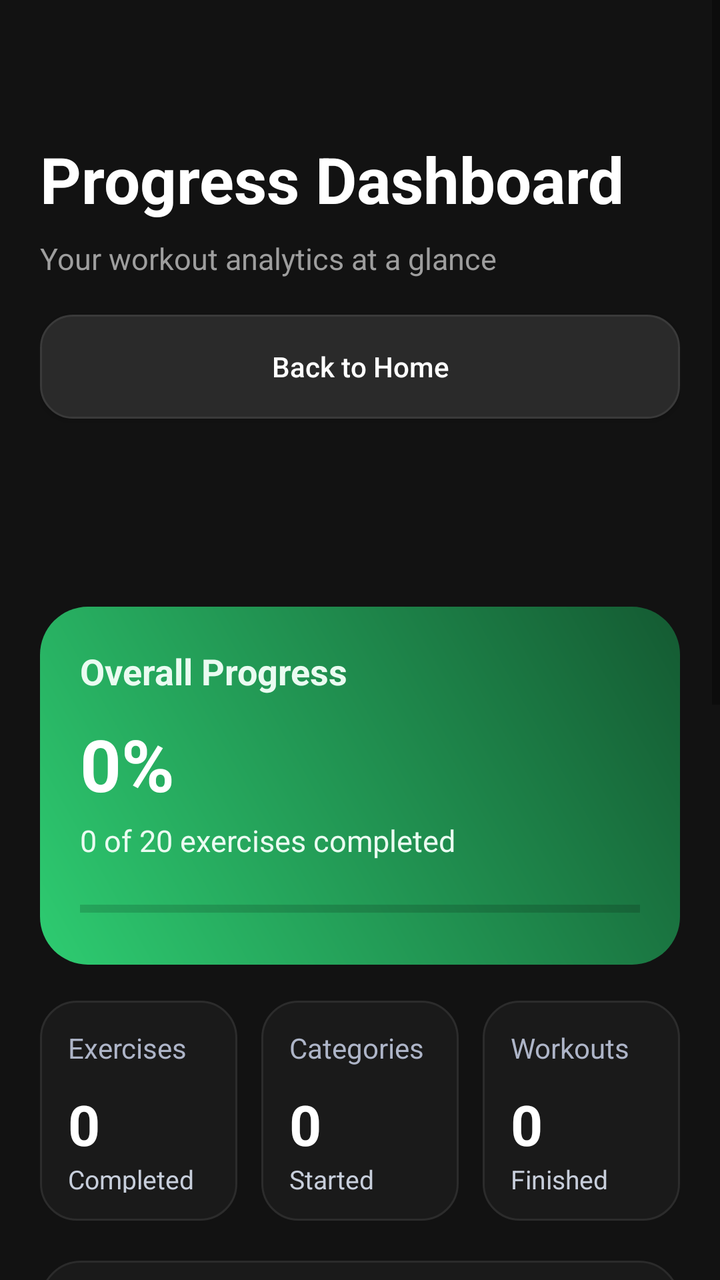
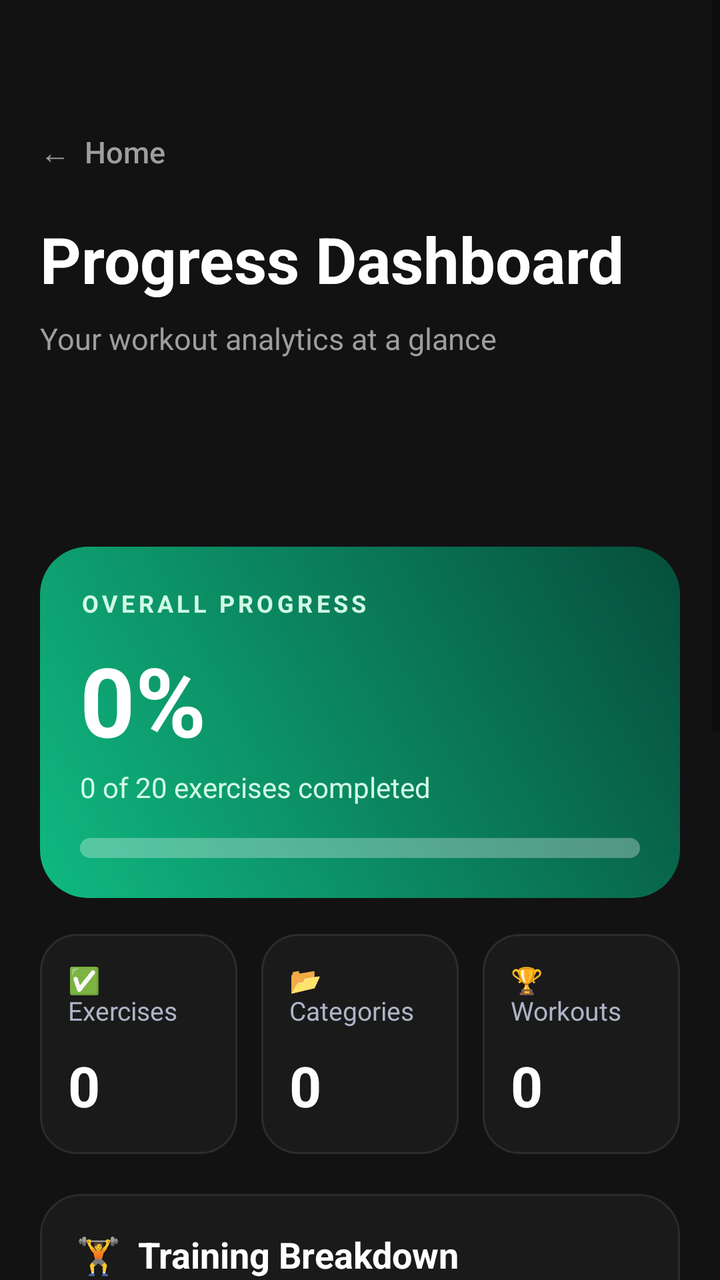

Before-and-after screenshots of an Android layout around one commit, followed by the original layout XML and the change that was made.
<!-- AndroidManifest.xml: application theme Theme.GymFlow -->
<!-- res/layout/activity_progress.xml -->
<?xml version="1.0" encoding="utf-8"?>
<ScrollView xmlns:android="http://schemas.android.com/apk/res/android"
    android:layout_width="match_parent"
    android:layout_height="match_parent"
    android:background="@color/background">

    <LinearLayout
        android:layout_width="match_parent"
        android:layout_height="wrap_content"
        android:orientation="vertical"
        android:padding="20dp">

        <TextView
            android:id="@+id/tvProgressTitle"
            android:layout_width="wrap_content"
            android:layout_height="wrap_content"
            android:layout_marginTop="48dp"
            android:text="Progress Dashboard"
            android:textColor="#FFFFFF"
            android:textSize="32sp"
            android:textStyle="bold" />

        <TextView
            android:layout_width="wrap_content"
            android:layout_height="wrap_content"
            android:layout_marginTop="8dp"
            android:text="Your workout analytics at a glance"
            android:textColor="#9E9E9E"
            android:textSize="15sp" />

        <Button
            android:id="@+id/btnBackHomeFromProgress"
            android:layout_width="match_parent"
            android:layout_height="52dp"
            android:layout_marginTop="18dp"
            android:background="@drawable/secondary_button_bg"
            android:text="Back to Home"
            android:textAllCaps="false"
            android:textColor="#FFFFFF" />

        
        <ProgressBar
            android:id="@+id/pbDashboardLoading"
            android:layout_width="wrap_content"
            android:layout_height="wrap_content"
            android:layout_gravity="center_horizontal"
            android:layout_marginTop="24dp"
            android:indeterminateTint="@color/accent" />

        
        <LinearLayout
            android:layout_width="match_parent"
            android:layout_height="wrap_content"
            android:layout_marginTop="22dp"
            android:background="@drawable/hero_panel_bg"
            android:orientation="vertical"
            android:padding="20dp">

            <TextView
                android:layout_width="wrap_content"
                android:layout_height="wrap_content"
                android:text="Overall Progress"
                android:textColor="@color/text_on_accent"
                android:textSize="18sp"
                android:textStyle="bold" />

            <TextView
                android:id="@+id/tvHeroPercent"
                android:layout_width="wrap_content"
                android:layout_height="wrap_content"
                android:layout_marginTop="10dp"
                android:text="0%"
                android:textColor="#FFFFFF"
                android:textSize="36sp"
                android:textStyle="bold" />

            <TextView
                android:id="@+id/tvHeroSubtext"
                android:layout_width="wrap_content"
                android:layout_height="wrap_content"
                android:layout_marginTop="4dp"
                android:text="0 of 20 exercises completed"
                android:textColor="@color/text_on_accent"
                android:textSize="15sp" />

            <ProgressBar
                android:id="@+id/progressOverall"
                style="?android:attr/progressBarStyleHorizontal"
                android:layout_width="match_parent"
                android:layout_height="wrap_content"
                android:layout_marginTop="16dp"
                android:progressTint="#FFFFFF" />
        </LinearLayout>

        
        <LinearLayout
            android:layout_width="match_parent"
            android:layout_height="wrap_content"
            android:layout_marginTop="18dp"
            android:orientation="horizontal">

            <LinearLayout
                android:layout_width="0dp"
                android:layout_height="110dp"
                android:layout_marginEnd="8dp"
                android:layout_weight="1"
                android:background="@drawable/stat_card_bg"
                android:orientation="vertical"
                android:padding="14dp">

                <TextView
                    android:layout_width="wrap_content"
                    android:layout_height="wrap_content"
                    android:text="Exercises"
                    android:textColor="#AEB5C8"
                    android:textSize="14sp" />

                <TextView
                    android:id="@+id/tvExercisesCompletedValue"
                    android:layout_width="wrap_content"
                    android:layout_height="wrap_content"
                    android:layout_marginTop="10dp"
                    android:text="0"
                    android:textColor="#FFFFFF"
                    android:textSize="28sp"
                    android:textStyle="bold" />

                <TextView
                    android:layout_width="wrap_content"
                    android:layout_height="wrap_content"
                    android:text="Completed"
                    android:textColor="#C7CEDB"
                    android:textSize="13sp" />
            </LinearLayout>

            <LinearLayout
                android:layout_width="0dp"
                android:layout_height="110dp"
                android:layout_marginStart="4dp"
                android:layout_marginEnd="4dp"
                android:layout_weight="1"
                android:background="@drawable/stat_card_bg"
                android:orientation="vertical"
                android:padding="14dp">

                <TextView
                    android:layout_width="wrap_content"
                    android:layout_height="wrap_content"
                    android:text="Categories"
                    android:textColor="#AEB5C8"
                    android:textSize="14sp" />

                <TextView
                    android:id="@+id/tvCategoriesStartedValue"
                    android:layout_width="wrap_content"
                    android:layout_height="wrap_content"
                    android:layout_marginTop="10dp"
                    android:text="0"
                    android:textColor="#FFFFFF"
                    android:textSize="28sp"
                    android:textStyle="bold" />

                <TextView
                    android:layout_width="wrap_content"
                    android:layout_height="wrap_content"
                    android:text="Started"
                    android:textColor="#C7CEDB"
                    android:textSize="13sp" />
            </LinearLayout>

            <LinearLayout
                android:layout_width="0dp"
                android:layout_height="110dp"
                android:layout_marginStart="8dp"
                android:layout_weight="1"
                android:background="@drawable/stat_card_bg"
                android:orientation="vertical"
                android:padding="14dp">

                <TextView
                    android:layout_width="wrap_content"
                    android:layout_height="wrap_content"
                    android:text="Workouts"
                    android:textColor="#AEB5C8"
                    android:textSize="14sp" />

                <TextView
                    android:id="@+id/tvWorkoutsFinishedValue"
                    android:layout_width="wrap_content"
                    android:layout_height="wrap_content"
                    android:layout_marginTop="10dp"
                    android:text="0"
                    android:textColor="#FFFFFF"
                    android:textSize="28sp"
                    android:textStyle="bold" />

                <TextView
                    android:layout_width="wrap_content"
                    android:layout_height="wrap_content"
                    android:text="Finished"
                    android:textColor="#C7CEDB"
                    android:textSize="13sp" />
            </LinearLayout>
        </LinearLayout>

        
        <LinearLayout
            android:layout_width="match_parent"
            android:layout_height="wrap_content"
            android:layout_marginTop="20dp"
            android:background="@drawable/screen_panel_bg"
            android:orientation="vertical"
            android:padding="18dp">

            <TextView
                android:layout_width="wrap_content"
                android:layout_height="wrap_content"
                android:text="🏋️  Training Breakdown"
                android:textColor="#FFFFFF"
                android:textSize="18sp"
                android:textStyle="bold" />

            
            <TextView
                android:layout_width="wrap_content"
                android:layout_height="wrap_content"
                android:layout_marginTop="16dp"
                android:text="Upper Body"
                android:textColor="#DADADA"
                android:textSize="15sp" />

            <TextView
                android:id="@+id/tvUpperBodyValue"
                android:layout_width="wrap_content"
                android:layout_height="wrap_content"
                android:text="0 / 4"
                android:textColor="#9E9E9E"
                android:textSize="13sp" />

            <ProgressBar
                android:id="@+id/pbUpperBody"
                style="?android:attr/progressBarStyleHorizontal"
                android:layout_width="match_parent"
                android:layout_height="wrap_content"
                android:progressTint="@color/accent" />

            
            <TextView
                android:layout_width="wrap_content"
                android:layout_height="wrap_content"
                android:layout_marginTop="14dp"
                android:text="Lower Body"
                android:textColor="#DADADA"
                android:textSize="15sp" />

            <TextView
                android:id="@+id/tvLowerBodyValue"
                android:layout_width="wrap_content"
                android:layout_height="wrap_content"
                android:text="0 / 4"
                android:textColor="#9E9E9E"
                android:textSize="13sp" />

            <ProgressBar
                android:id="@+id/pbLowerBody"
                style="?android:attr/progressBarStyleHorizontal"
                android:layout_width="match_parent"
                android:layout_height="wrap_content"
                android:progressTint="@color/accent" />

            
            <TextView
                android:layout_width="wrap_content"
                android:layout_height="wrap_content"
                android:layout_marginTop="14dp"
                android:text="Push"
                android:textColor="#DADADA"
                android:textSize="15sp" />

            <TextView
                android:id="@+id/tvPushValue"
                android:layout_width="wrap_content"
                android:layout_height="wrap_content"
                android:text="0 / 4"
                android:textColor="#9E9E9E"
                android:textSize="13sp" />

            <ProgressBar
                android:id="@+id/pbPush"
                style="?android:attr/progressBarStyleHorizontal"
                android:layout_width="match_parent"
                android:layout_height="wrap_content"
                android:progressTint="@color/accent" />

            
            <TextView
                android:layout_width="wrap_content"
                android:layout_height="wrap_content"
                android:layout_marginTop="14dp"
                android:text="Pull"
                android:textColor="#DADADA"
                android:textSize="15sp" />

            <TextView
                android:id="@+id/tvPullValue"
                android:layout_width="wrap_content"
                android:layout_height="wrap_content"
                android:text="0 / 4"
                android:textColor="#9E9E9E"
                android:textSize="13sp" />

            <ProgressBar
                android:id="@+id/pbPull"
                style="?android:attr/progressBarStyleHorizontal"
                android:layout_width="match_parent"
                android:layout_height="wrap_content"
                android:progressTint="@color/accent" />

            
            <TextView
                android:layout_width="wrap_content"
                android:layout_height="wrap_content"
                android:layout_marginTop="14dp"
                android:text="Core"
                android:textColor="#DADADA"
                android:textSize="15sp" />

            <TextView
                android:id="@+id/tvCoreValue"
                android:layout_width="wrap_content"
                android:layout_height="wrap_content"
                android:text="0 / 4"
                android:textColor="#9E9E9E"
                android:textSize="13sp" />

            <ProgressBar
                android:id="@+id/pbCore"
                style="?android:attr/progressBarStyleHorizontal"
                android:layout_width="match_parent"
                android:layout_height="wrap_content"
                android:progressTint="@color/accent" />
        </LinearLayout>

        
        <LinearLayout
            android:layout_width="match_parent"
            android:layout_height="wrap_content"
            android:layout_marginTop="20dp"
            android:layout_marginBottom="24dp"
            android:background="@drawable/screen_panel_bg"
            android:orientation="vertical"
            android:padding="18dp">

            <TextView
                android:layout_width="wrap_content"
                android:layout_height="wrap_content"
                android:text="⚡  Recent Activity"
                android:textColor="#FFFFFF"
                android:textSize="18sp"
                android:textStyle="bold" />

            
            <LinearLayout
                android:id="@+id/historyContainer"
                android:layout_width="match_parent"
                android:layout_height="wrap_content"
                android:layout_marginTop="6dp"
                android:orientation="vertical" />
        </LinearLayout>

    </LinearLayout>
</ScrollView>
<!-- resources referenced by this layout -->
<resources>
  <color name="accent">#2ECC71</color>
  <color name="background">#121212</color>
  <color name="text_on_accent">#EAFBF1</color>
  <!-- drawable hero_panel_bg (drawable) -->
  <?xml version="1.0" encoding="utf-8"?>
  <shape xmlns:android="http://schemas.android.com/apk/res/android">
      <gradient
          android:angle="45"
          android:startColor="@color/accent"
          android:endColor="@color/accent_deep" />
      <corners android:radius="24dp" />
  </shape>
  <!-- drawable screen_panel_bg (drawable) -->
  <?xml version="1.0" encoding="utf-8"?>
  <shape xmlns:android="http://schemas.android.com/apk/res/android">
      <solid android:color="#1A1A1A" />
      <corners android:radius="20dp" />
      <stroke
          android:width="1dp"
          android:color="#2B2B2B" />
  </shape>
  <!-- drawable secondary_button_bg (drawable) -->
  <?xml version="1.0" encoding="utf-8"?>
  <shape xmlns:android="http://schemas.android.com/apk/res/android">
      <solid android:color="#2A2A2A" />
      <corners android:radius="16dp" />
      <stroke
          android:width="1dp"
          android:color="#3A3A3A" />
  </shape>
  <!-- drawable stat_card_bg (drawable) -->
  <?xml version="1.0" encoding="utf-8"?>
  <shape xmlns:android="http://schemas.android.com/apk/res/android">
      <solid android:color="#1A1A1A" />
      <corners android:radius="18dp" />
      <stroke
          android:width="1dp"
          android:color="#2C2C2C" />
  </shape>
  <style name="Theme.GymFlow" parent="Theme.AppCompat.DayNight.NoActionBar">
          <item name="android:statusBarColor">@android:color/transparent</item>
      </style>
  <color name="accent_deep">#145A32</color>
</resources>

<!-- the commit's change to res/layout/activity_progress.xml (unified diff, before → after) -->
@@ -10,11 +10,26 @@
         android:orientation="vertical"
         android:padding="20dp">
 
+        
+        <Button
+            android:id="@+id/btnBackHomeFromProgress"
+            android:layout_width="wrap_content"
+            android:layout_height="wrap_content"
+            android:layout_marginTop="32dp"
+            android:background="@android:color/transparent"
+            android:minWidth="0dp"
+            android:paddingStart="0dp"
+            android:paddingEnd="12dp"
+            android:text="←  Home"
+            android:textAllCaps="false"
+            android:textColor="@color/text_secondary"
+            android:textSize="15sp" />
+
         <TextView
             android:id="@+id/tvProgressTitle"
             android:layout_width="wrap_content"
             android:layout_height="wrap_content"
-            android:layout_marginTop="48dp"
+            android:layout_marginTop="8dp"
             android:text="Progress Dashboard"
             android:textColor="#FFFFFF"
             android:textSize="32sp"
@@ -28,16 +43,6 @@
             android:textColor="#9E9E9E"
             android:textSize="15sp" />
 
-        <Button
-            android:id="@+id/btnBackHomeFromProgress"
-            android:layout_width="match_parent"
-            android:layout_height="52dp"
-            android:layout_marginTop="18dp"
-            android:background="@drawable/secondary_button_bg"
-            android:text="Back to Home"
-            android:textAllCaps="false"
-            android:textColor="#FFFFFF" />
-
         
         <ProgressBar
             android:id="@+id/pbDashboardLoading"
@@ -59,37 +64,38 @@
             <TextView
                 android:layout_width="wrap_content"
                 android:layout_height="wrap_content"
-                android:text="Overall Progress"
+                android:letterSpacing="0.15"
+                android:text="OVERALL PROGRESS"
                 android:textColor="@color/text_on_accent"
-                android:textSize="18sp"
+                android:textSize="12sp"
                 android:textStyle="bold" />
 
             <TextView
                 android:id="@+id/tvHeroPercent"
                 android:layout_width="wrap_content"
                 android:layout_height="wrap_content"
-                android:layout_marginTop="10dp"
+                android:layout_marginTop="8dp"
                 android:text="0%"
                 android:textColor="#FFFFFF"
-                android:textSize="36sp"
+                android:textSize="48sp"
                 android:textStyle="bold" />
 
             <TextView
                 android:id="@+id/tvHeroSubtext"
                 android:layout_width="wrap_content"
                 android:layout_height="wrap_content"
-                android:layout_marginTop="4dp"
+                android:layout_marginTop="2dp"
                 android:text="0 of 20 exercises completed"
                 android:textColor="@color/text_on_accent"
-                android:textSize="15sp" />
+                android:textSize="14sp" />
 
             <ProgressBar
                 android:id="@+id/progressOverall"
                 style="?android:attr/progressBarStyleHorizontal"
                 android:layout_width="match_parent"
-                android:layout_height="wrap_content"
+                android:layout_height="10dp"
                 android:layout_marginTop="16dp"
-                android:progressTint="#FFFFFF" />
+                android:progressDrawable="@drawable/progress_rounded_light" />
         </LinearLayout>
 
         
@@ -111,9 +117,9 @@
                 <TextView
                     android:layout_width="wrap_content"
                     android:layout_height="wrap_content"
-                    android:text="Exercises"
+                    android:text="✅ Exercises"
                     android:textColor="#AEB5C8"
-                    android:textSize="14sp" />
+                    android:textSize="13sp" />
 
                 <TextView
                     android:id="@+id/tvExercisesCompletedValue"
@@ -146,9 +152,9 @@
                 <TextView
                     android:layout_width="wrap_content"
                     android:layout_height="wrap_content"
-                    android:text="Categories"
+                    android:text="📂 Categories"
                     android:textColor="#AEB5C8"
-                    android:textSize="14sp" />
+                    android:textSize="13sp" />
 
                 <TextView
                     android:id="@+id/tvCategoriesStartedValue"
@@ -180,9 +186,9 @@
                 <TextView
                     android:layout_width="wrap_content"
                     android:layout_height="wrap_content"
-                    android:text="Workouts"
+                    android:text="🏆 Workouts"
                     android:textColor="#AEB5C8"
-                    android:textSize="14sp" />
+                    android:textSize="13sp" />
 
                 <TextView
                     android:id="@+id/tvWorkoutsFinishedValue"
@@ -241,8 +247,9 @@
                 android:id="@+id/pbUpperBody"
                 style="?android:attr/progressBarStyleHorizontal"
                 android:layout_width="match_parent"
-                android:layout_height="wrap_content"
-                android:progressTint="@color/accent" />
+                android:layout_height="8dp"
+                android:layout_marginTop="6dp"
+                android:progressDrawable="@drawable/progress_rounded" />
 
             
             <TextView
@@ -265,8 +272,9 @@
                 android:id="@+id/pbLowerBody"
                 style="?android:attr/progressBarStyleHorizontal"
                 android:layout_width="match_parent"
-                android:layout_height="wrap_content"
-                android:progressTint="@color/accent" />
+                android:layout_height="8dp"
+                android:layout_marginTop="6dp"
+                android:progressDrawable="@drawable/progress_rounded" />
 
             
             <TextView
@@ -289,8 +297,9 @@
                 android:id="@+id/pbPush"
                 style="?android:attr/progressBarStyleHorizontal"
                 android:layout_width="match_parent"
-                android:layout_height="wrap_content"
-                android:progressTint="@color/accent" />
+                android:layout_height="8dp"
+                android:layout_marginTop="6dp"
+                android:progressDrawable="@drawable/progress_rounded" />
 
             
             <TextView
@@ -313,8 +322,9 @@
                 android:id="@+id/pbPull"
                 style="?android:attr/progressBarStyleHorizontal"
                 android:layout_width="match_parent"
-                android:layout_height="wrap_content"
-                android:progressTint="@color/accent" />
+                android:layout_height="8dp"
+                android:layout_marginTop="6dp"
+                android:progressDrawable="@drawable/progress_rounded" />
 
             
             <TextView
@@ -337,8 +347,9 @@
                 android:id="@+id/pbCore"
                 style="?android:attr/progressBarStyleHorizontal"
                 android:layout_width="match_parent"
-                android:layout_height="wrap_content"
-                android:progressTint="@color/accent" />
+                android:layout_height="8dp"
+                android:layout_marginTop="6dp"
+                android:progressDrawable="@drawable/progress_rounded" />
         </LinearLayout>
 
         
<!-- resource entries referenced after the edit -->
@@ -1,8 +1,9 @@
 <!-- resources referenced by this layout -->
 <resources>
-  <color name="accent">#2ECC71</color>
+  <color name="accent">#10B981</color>
   <color name="background">#121212</color>
-  <color name="text_on_accent">#EAFBF1</color>
+  <color name="text_on_accent">#D1FAE5</color>
+  <color name="text_secondary">#9E9E9E</color>
   <!-- drawable hero_panel_bg (drawable) -->
   <?xml version="1.0" encoding="utf-8"?>
   <shape xmlns:android="http://schemas.android.com/apk/res/android">
@@ -12,6 +13,42 @@
           android:endColor="@color/accent_deep" />
       <corners android:radius="24dp" />
   </shape>
+  <!-- drawable progress_rounded (drawable) -->
+  <?xml version="1.0" encoding="utf-8"?>
+  <layer-list xmlns:android="http://schemas.android.com/apk/res/android">
+      <item android:id="@android:id/background">
+          <shape>
+              <corners android:radius="8dp" />
+              <solid android:color="@color/surface_stroke" />
+          </shape>
+      </item>
+      <item android:id="@android:id/progress">
+          <clip>
+              <shape>
+                  <corners android:radius="8dp" />
+                  <solid android:color="@color/accent" />
+              </shape>
+          </clip>
+      </item>
+  </layer-list>
+  <!-- drawable progress_rounded_light (drawable) -->
+  <?xml version="1.0" encoding="utf-8"?>
+  <layer-list xmlns:android="http://schemas.android.com/apk/res/android">
+      <item android:id="@android:id/background">
+          <shape>
+              <corners android:radius="8dp" />
+              <solid android:color="#4DFFFFFF" />
+          </shape>
+      </item>
+      <item android:id="@android:id/progress">
+          <clip>
+              <shape>
+                  <corners android:radius="8dp" />
+                  <solid android:color="#FFFFFF" />
+              </shape>
+          </clip>
+      </item>
+  </layer-list>
   <!-- drawable screen_panel_bg (drawable) -->
   <?xml version="1.0" encoding="utf-8"?>
   <shape xmlns:android="http://schemas.android.com/apk/res/android">
@@ -20,15 +57,6 @@
       <stroke
           android:width="1dp"
           android:color="#2B2B2B" />
-  </shape>
-  <!-- drawable secondary_button_bg (drawable) -->
-  <?xml version="1.0" encoding="utf-8"?>
-  <shape xmlns:android="http://schemas.android.com/apk/res/android">
-      <solid android:color="#2A2A2A" />
-      <corners android:radius="16dp" />
-      <stroke
-          android:width="1dp"
-          android:color="#3A3A3A" />
   </shape>
   <!-- drawable stat_card_bg (drawable) -->
   <?xml version="1.0" encoding="utf-8"?>
@@ -42,6 +70,7 @@
   <style name="Theme.GymFlow" parent="Theme.AppCompat.DayNight.NoActionBar">
           <item name="android:statusBarColor">@android:color/transparent</item>
       </style>
-  <color name="accent_deep">#145A32</color>
+  <color name="accent_deep">#064E3B</color>
+  <color name="surface_stroke">#2B2B2B</color>
 </resources>
 
